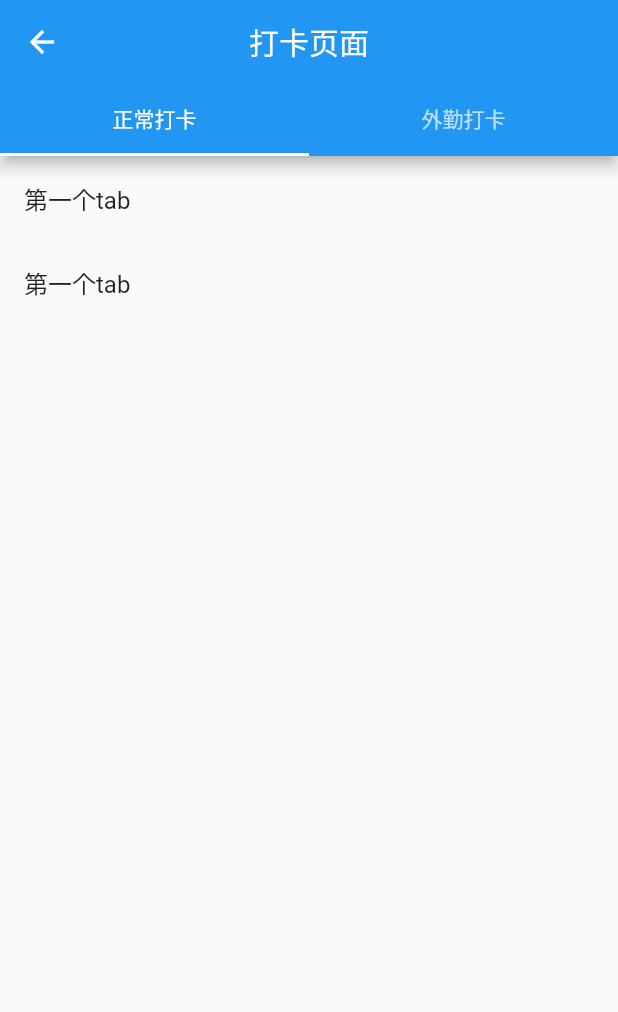
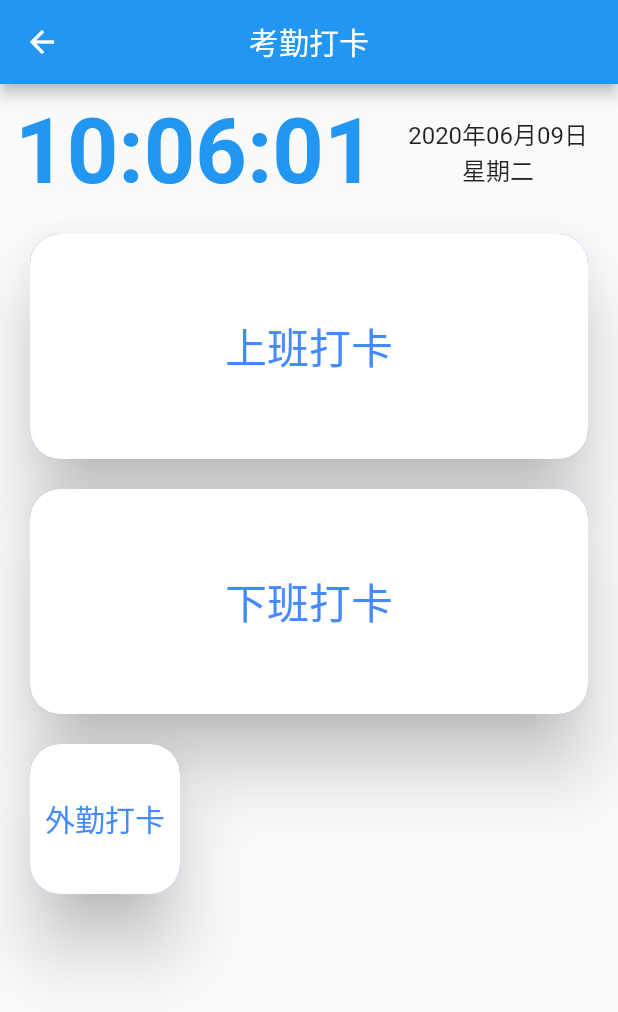
Before and after one commit to huanlirui/flutterApp, a Flutter app: the PunchCard screen opened directly, on a phone screen of 412 x 824 dp. Shown: the top 1012 px of the screen. Run offline on Flutter 3.47's test engine with Material 2 defaults, Android fonts, the phone set to English and light mode, and no system bars; our stand-ins replace date_format, dio, flutter_swiper, fluttertoast, shared_preferences; missing offline and left inert: flutter_cupertino_date_picker; accounts and stored records are empty.

Commit message:
feat(定时器，当前日期组件。打卡页面布局制作)

```diff
--- /dev/null
+++ b/lib/components/NowDate.dart
@@ -0,0 +1,108 @@
+import 'package:flutter/material.dart';
+import 'package:date_format/date_format.dart';
+import 'dart:async';
+
+class NowDate extends StatefulWidget {
+  NowDate({Key key}) : super(key: key);
+
+  @override
+  _NowDateState createState() => _NowDateState();
+}
+
+class _NowDateState extends State<NowDate> {
+  DateTime _nowDate = new DateTime.now();
+  Timer _timer;
+  String _nowTimeString = '';
+
+  List _weekDay = [
+    '一',
+    '二',
+    '三',
+    '四',
+    '五',
+    '六',
+    '天',
+  ];
+  // String _nowDateString = '';
+  void startTimer() {
+    //设置 1 秒回调一次
+    const period = const Duration(seconds: 1);
+    _timer = Timer.periodic(period, (timer) {
+      //更新界面
+      _nowDate = new DateTime.now();
+      setState(() {
+        _nowTimeString = constructTime(_nowDate);
+      });
+    });
+  }
+
+  //时间格式化，根据总秒数转换为对应的 hh:mm:ss 格式
+  String constructTime(DateTime dateTime) {
+    return formatDate(dateTime, [HH, ':', mm, ":", ss]);
+  }
+
+  //时间格式化，根据总秒数转换为对应的 hh年mm月ss日 格式
+  String constructDate(DateTime dateTime) {
+    return formatDate(dateTime, [yyyy, '年', mm, '月', dd, '日']);
+  }
+
+  void cancelTimer() {
+    if (_timer != null) {
+      _timer.cancel();
+      _timer = null;
+    }
+  }
+
+  @override
+  void initState() {
+    // TODO: implement initState
+    super.initState();
+    startTimer();
+  }
+
+  @override
+  Widget build(BuildContext context) {
+    return Container(
+      padding: EdgeInsets.all(10),
+      child: Flex(
+        direction: Axis.horizontal,
+        children: <Widget>[
+          Expanded(
+            flex: 1,
+            child: Text(
+              _nowTimeString,
+              style: TextStyle(
+                  fontSize: 60,
+                  fontWeight: FontWeight.w600,
+                  color: Colors.blue[500]),
+            ),
+          ),
+          Container(
+              margin: EdgeInsets.only(right: 10),
+              child: Column(
+                children: <Widget>[
+                  Text(
+                    constructDate(_nowDate),
+                    style: TextStyle(
+                      fontSize: 16,
+                    ),
+                  ),
+                  Text(
+                    '星期' + _weekDay[_nowDate.weekday - 1],
+                    style: TextStyle(
+                      fontSize: 16,
+                    ),
+                  ),
+                ],
+              ))
+        ],
+      ),
+    );
+  }
+
+  @override
+  void dispose() {
+    super.dispose();
+    cancelTimer();
+  }
+}
--- a/lib/pages/punchCard/PunchCard.dart
+++ b/lib/pages/punchCard/PunchCard.dart
@@ -1,4 +1,5 @@
 import 'package:flutter/material.dart';
+import 'package:myapp/components/NowDate.dart';
 
 class PunchCard extends StatefulWidget {
   PunchCard({Key key}) : super(key: key);
@@ -13,41 +14,92 @@ class _PunchCardState extends State<PunchCard> {
     return DefaultTabController(
       length: 2,
       child: Scaffold(
-        appBar: AppBar(
-          title: Text("打卡页面"),
-          centerTitle: true,
-          bottom: TabBar(
-            tabs: <Widget>[
-              Tab(text: '正常打卡'),
-              Tab(text: '外勤打卡'),
-            ],
+          appBar: AppBar(
+            title: Text("考勤打卡"),
+            centerTitle: true,
           ),
-        ),
-        body: TabBarView(
-          children: <Widget>[
-            ListView(
+          body: SingleChildScrollView(
+            child: Column(
               children: <Widget>[
-                ListTile(
-                  title: Text('第一个tab'),
+                Container(
+                  child: NowDate(),
                 ),
-                ListTile(
-                  title: Text('第一个tab'),
+                Card(
+                  margin: EdgeInsets.fromLTRB(20, 10, 20, 10),
+                  color: Colors.blueAccent,
+                  //z轴的高度，设置card的阴影
+                  elevation: 20.0,
+                  //设置shape，这里设置成了R角
+                  shape: RoundedRectangleBorder(
+                    borderRadius: BorderRadius.all(Radius.circular(20.0)),
+                  ),
+                  //对Widget截取的行为，比如这里 Clip.antiAlias 指抗锯齿
+                  clipBehavior: Clip.antiAlias,
+                  semanticContainer: false,
+                  child: Container(
+                    color: Colors.white,
+                    width: double.infinity,
+                    height: 150,
+                    alignment: Alignment.center,
+                    child: Text(
+                      "上班打卡",
+                      style: TextStyle(fontSize: 28, color: Colors.blueAccent),
+                    ),
+                  ),
+                ),
+                Card(
+                  margin: EdgeInsets.fromLTRB(20, 10, 20, 10),
+                  color: Colors.blueAccent,
+                  //z轴的高度，设置card的阴影
+                  elevation: 20.0,
+                  //设置shape，这里设置成了R角
+                  shape: RoundedRectangleBorder(
+                    borderRadius: BorderRadius.all(Radius.circular(20.0)),
+                  ),
+                  //对Widget截取的行为，比如这里 Clip.antiAlias 指抗锯齿
+                  clipBehavior: Clip.antiAlias,
+                  semanticContainer: false,
+                  child: Container(
+                    color: Colors.white,
+                    width: double.infinity,
+                    height: 150,
+                    alignment: Alignment.center,
+                    child: Text(
+                      "下班打卡",
+                      style: TextStyle(fontSize: 28, color: Colors.blueAccent),
+                    ),
+                  ),
+                ),
+                Container(
+                  alignment:Alignment.bottomLeft,
+                  child: Card(
+                    margin: EdgeInsets.fromLTRB(20, 10, 20, 10),
+                    color: Colors.blueAccent,
+                    //z轴的高度，设置card的阴影
+                    elevation: 20.0,
+                    //设置shape，这里设置成了R角
+                    shape: RoundedRectangleBorder(
+                      borderRadius: BorderRadius.all(Radius.circular(20.0)),
+                    ),
+                    //对Widget截取的行为，比如这里 Clip.antiAlias 指抗锯齿
+                    clipBehavior: Clip.antiAlias,
+                    semanticContainer: false,
+                    child: Container(
+                      color: Colors.white,
+                      width: 100,
+                      height: 100,
+                      alignment: Alignment.center,
+                      child: Text(
+                        "外勤打卡",
+                        style:
+                            TextStyle(fontSize: 20, color: Colors.blueAccent),
+                      ),
+                    ),
+                  ),
                 )
               ],
             ),
-            ListView(
-              children: <Widget>[
-                ListTile(
-                  title: Text('第2个tab'),
-                ),
-                ListTile(
-                  title: Text('第2个tab'),
-                )
-              ],
-            )
-          ],
-        ),
-      ),
+          )),
     );
   }
 }
```
Also changed, not shown: lib/pages/tabs/homePage/Home.dart (+61 -58 lines).
